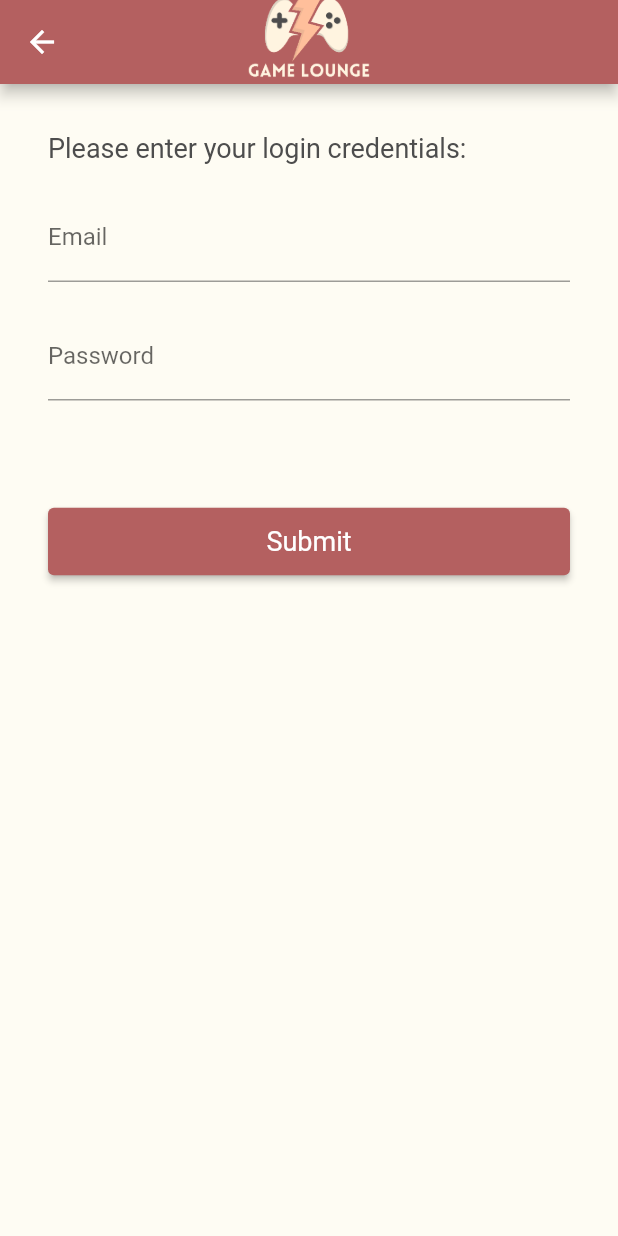
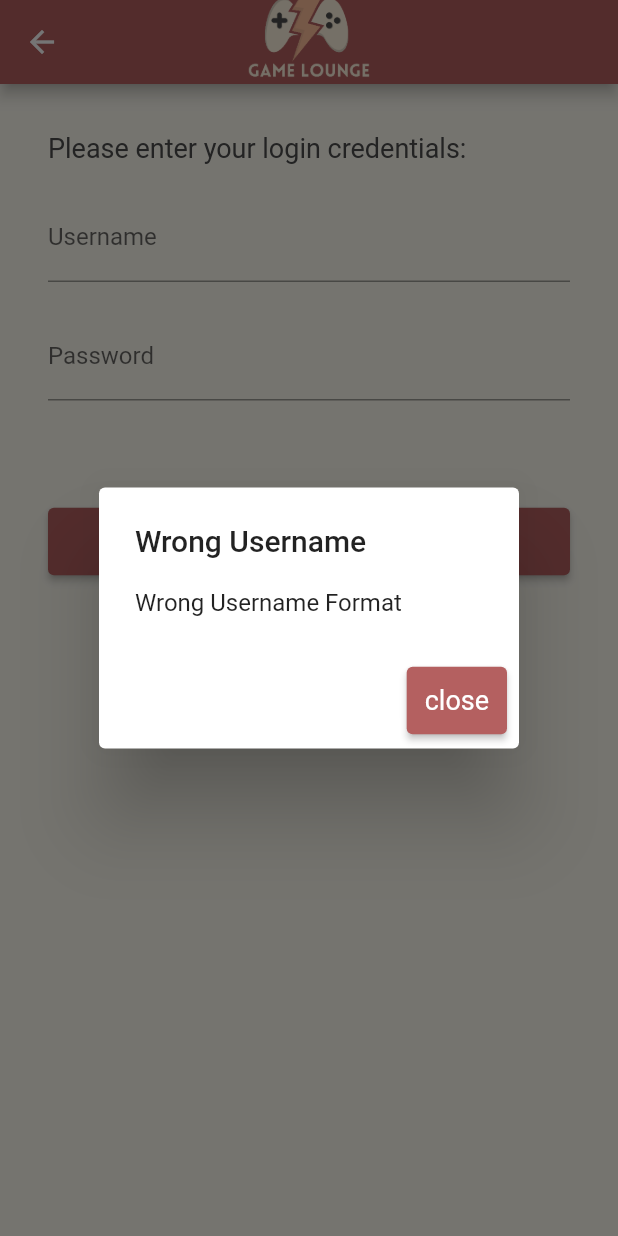
Before and after one commit to bounswe/bounswe2023group6, a Flutter app: the LoginPage screen opened by its route, after a tap on "Submit", on a phone screen of 412 x 824 dp. Run offline on Flutter 3.47's test engine with Material 2 defaults, Android fonts, the light colour scheme and no system bars; our stand-ins replace dio.

Commit message:
Add service functions.

```diff
--- a/app/mobile/lib/data/models/user_model.dart
+++ b/app/mobile/lib/data/models/user_model.dart
@@ -2,14 +2,16 @@ class User {
   final String name;
   final String surname;
   final String email;
-  final String password; // Remember to securely hash and salt the password in a real application.
+  final String password;
+  final String
+      username; // Remember to securely hash and salt the password in a real application.
 
-  User({
-    required this.name,
-    required this.surname,
-    required this.email,
-    required this.password,
-  });
+  User(
+      {required this.name,
+      required this.surname,
+      required this.email,
+      required this.password,
+      required this.username});
 
   factory User.fromJson(Map<String, dynamic> json) {
     return User(
@@ -17,6 +19,7 @@ class User {
       surname: json['surname'],
       email: json['email'],
       password: json['password'],
+      username: json['username'],
     );
   }
 
@@ -26,6 +29,7 @@ class User {
       'surname': surname,
       'email': email,
       'password': password,
+      'username': username
     };
   }
 }
--- a/app/mobile/lib/data/services/user_authentication_service.dart
+++ b/app/mobile/lib/data/services/user_authentication_service.dart
@@ -1,20 +1,33 @@
 import 'package:http/http.dart' as http;
+import 'package:mobile/constants/network_constants.dart';
+import 'package:mobile/data/models/dto/login/login_request.dart';
+import 'package:mobile/data/models/dto/login/login_response.dart';
+import 'package:mobile/data/models/login_model.dart';
+import 'package:mobile/data/models/service_response.dart';
+import 'package:mobile/data/services/base_service.dart';
 import 'dart:convert';
 import '../../data/models/user_model.dart';
 
 class UserAuthenticationService {
-  static const String serverUrl = 'https://your-api-endpoint.com'; // Replace with your server's URL
+  static const String serverUrl =
+      NetworkConstants.BASE_LOCAL_URL; // Replace with your server's URL
 
-  Future<bool> loginUser(String email, String password) async {
+  Future<bool> loginUser(String username, String password) async {
+    const loginUrl = '$serverUrl/login';
+
+    final body = jsonEncode({
+      'username': username,
+      'password': password,
+    });
+
+    print(loginUrl);
     try {
-      final Map<String, String> data = {
-        'email': email,
-        'password': password,
-      };
-
       final response = await http.post(
-        Uri.parse('$serverUrl/login'),
-        body: data,
+        Uri.parse(loginUrl),
+        headers: {
+          'Content-Type': 'application/json',
+        },
+        body: body,
       );
 
       if (response.statusCode == 200) {
@@ -35,15 +48,14 @@ class UserAuthenticationService {
 
   Future<bool> registerUser(User user) async {
     try {
-      final Map<String, String> data = {
-        'name': user.name,
-        'surname': user.surname,
-        'email': user.email,
-        'password': user.password,
-      };
+      final data = jsonEncode(user.toJson());
+      print(data);
 
       final response = await http.post(
         Uri.parse('$serverUrl/register'),
+        headers: {
+          'Content-Type': 'application/json',
+        },
         body: data,
       );
 
@@ -86,7 +98,12 @@ class UserAuthenticationService {
       // This might involve checking the user's session or token
       // and fetching user details from your API
       // If no user is logged in, return null
-      return User(name: 'John', surname: 'Doe', email: 'john.doe@example.com', password: '***');
+      return User(
+          name: 'John',
+          surname: 'Doe',
+          email: 'john.doe@example.com',
+          username: 'johndoe',
+          password: '***');
     } catch (e) {
       print('Error getting current user: $e');
       return null;
--- a/app/mobile/lib/presentation/pages/login_page.dart
+++ b/app/mobile/lib/presentation/pages/login_page.dart
@@ -1,4 +1,6 @@
 import 'package:flutter/material.dart';
+import 'package:mobile/presentation/widgets/alert_widget.dart';
+import 'package:mobile/presentation/widgets/button_widget.dart';
 import '../widgets/form_widget.dart';
 import '../../utils/validation_utils.dart';
 import '../../data/services/user_authentication_service.dart';
@@ -10,29 +12,44 @@ class LoginPage extends StatefulWidget {
 }
 
 class _LoginPageState extends State<LoginPage> {
-  final TextEditingController emailController = TextEditingController();
+  final TextEditingController userNameController = TextEditingController();
   final TextEditingController passwordController = TextEditingController();
 
   // Create an instance of UserAuthenticationService
   final UserAuthenticationService authService = UserAuthenticationService();
 
   // Define controller names
-  final List<String> controllerNames = ['Email', 'Password'];
+  final List<String> controllerNames = ['Username', 'Password'];
 
   void loginUser() {
-    final String email = emailController.text;
+    final String username = userNameController.text;
     final String password = passwordController.text;
+    String title = "";
+    String content = "";
+    // Validate user input using ValidationUtils
+    if (!username.isEmpty && ValidationUtils.isPasswordValid(password)) {
+      authService.loginUser(username, password);
+    } else {
+      if (username.isEmpty) {
+        // Handle invalid email
+        // You can show an error message or perform any other action here.
+        title = "Wrong Username";
+        content = "Wrong Username Format";
+      } else {
+        // Handle invalid password
+        // You can show an error message or perform any other action here.
+        title = "Wrong Password";
+        content = "Wrong Password Format";
+      }
 
-    // Validate user input using ValidationUtils
-    if (!ValidationUtils.isEmailValid(email)) {
-      // Handle invalid email
-      // You can show an error message or perform any other action here.
-    } else if (!ValidationUtils.isPasswordValid(password)) {
-      // Handle invalid password
-      // You can show an error message or perform any other action here.
-    } else {
-      // Proceed with user login using the UserAuthenticationService
-      authService.loginUser(email, password);
+      showDialog(
+          context: context,
+          builder: (BuildContext context) {
+            return AlertWidget(
+              title: title,
+              content: content,
+            );
+          });
     }
   }
 
@@ -47,8 +64,9 @@ class _LoginPageState extends State<LoginPage> {
         padding: const EdgeInsets.all(16.0),
         child: FormWidget(
           title: 'Please enter your login credentials:',
-          controllers: [emailController, passwordController],
-          controllerNames: controllerNames, // Pass controllerNames to FormWidget
+          controllers: [userNameController, passwordController],
+          controllerNames:
+              controllerNames, // Pass controllerNames to FormWidget
           onSubmit: loginUser,
         ),
       ),
--- /dev/null
+++ b/app/mobile/lib/presentation/widgets/alert_widget.dart
@@ -0,0 +1,28 @@
+import 'package:flutter/material.dart';
+import 'package:mobile/presentation/widgets/button_widget.dart';
+
+class AlertWidget extends StatelessWidget {
+  final String title;
+  final String content;
+
+  AlertWidget({
+    required this.title,
+    required this.content,
+  });
+
+  @override
+  Widget build(BuildContext context) {
+    return AlertDialog(
+      title: Text(title),
+      content: Text(content),
+      actions: <Widget>[
+        Button(
+          label: "close",
+          onPressed: () {
+            Navigator.of(context).pop(); // Close the pop-up
+          },
+        ),
+      ],
+    );
+  }
+}
--- a/app/mobile/lib/utils/validation_utils.dart
+++ b/app/mobile/lib/utils/validation_utils.dart
@@ -17,6 +17,6 @@ class ValidationUtils {
 
   static bool isPasswordValid(String password) {
     // Password should be at least 8 characters long.
-    return password.length >= 8;
+    return password.length >= 6;
   }
 }
```
Also changed, not shown: app/mobile/lib/presentation/pages/registration_page.dart (+27 -9 lines), app/mobile/lib/presentation/widgets/form_widget.dart (+11 -5 lines), 2 other files.
